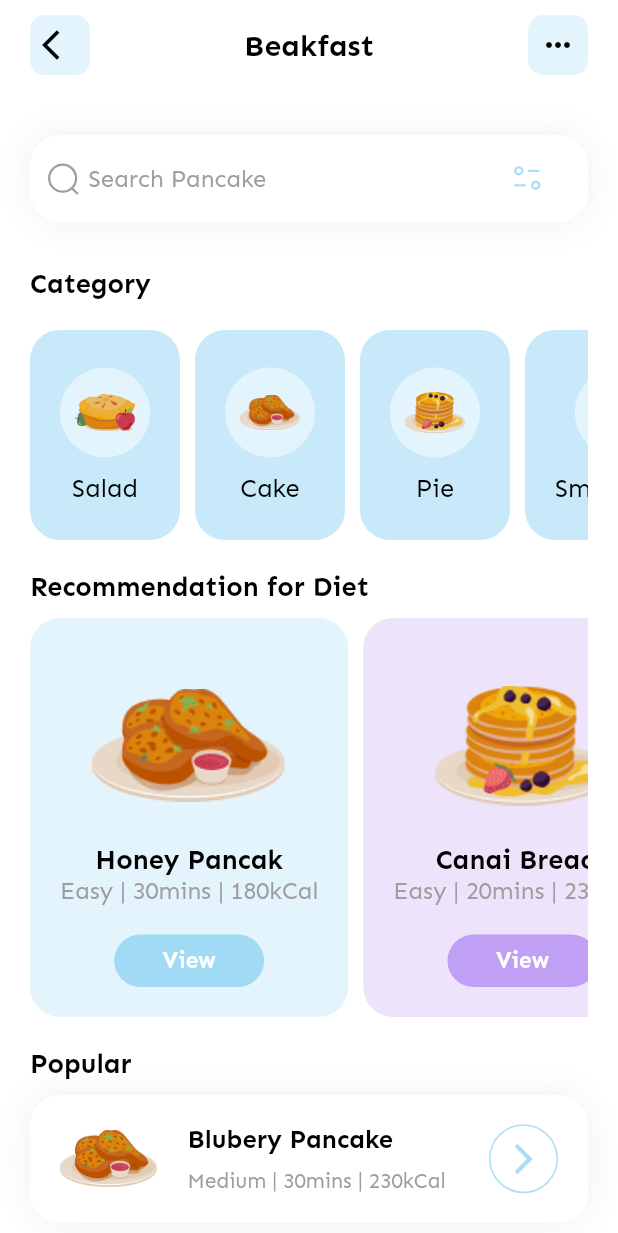
After one commit to nguyenminhhung2011/GHealth, a Flutter app: the CategoryMealScreen screen opened directly, on a phone screen of 412 x 824 dp. The commit adds this screen. Shown: the top 1233 px of the screen. Run offline on Flutter 3.47's test engine with Material 2 defaults, Android fonts, the phone set to English and light mode, and no system bars; our stand-ins replace animated_bottom_navigation_bar, circular_countdown_timer, cloud_firestore, dotted_line, firebase_auth, firebase_core and 6 more; missing offline and left inert: time_chart; accounts and stored records are empty.

Commit message:
Category food screen UI

```diff
--- /dev/null
+++ b/lib/apps/pages/mealPlanner/category_meal_screen.dart
@@ -0,0 +1,463 @@
+import 'package:flutter/material.dart';
+import 'package:flutter/src/foundation/key.dart';
+import 'package:flutter/src/widgets/framework.dart';
+import 'package:flutter_svg/svg.dart';
+import 'package:gold_health/apps/global_widgets/ButtonText.dart';
+
+import '../../template/misc/colors.dart';
+import 'mealPlannerScreen.dart';
+
+class CategoryMealScreen extends StatelessWidget {
+  const CategoryMealScreen({Key? key}) : super(key: key);
+
+  @override
+  Widget build(BuildContext context) {
+    var _heightDevice = MediaQuery.of(context).size.height;
+    var _widthDevice = MediaQuery.of(context).size.width;
+    return Scaffold(
+      backgroundColor: AppColors.mainColor,
+      extendBody: true,
+      body: Stack(
+        children: [
+          Container(
+            width: _widthDevice,
+            height: _heightDevice,
+            decoration: BoxDecoration(
+              color: AppColors.mainColor,
+            ),
+          ),
+          Container(
+            child: Container(
+              decoration: BoxDecoration(
+                color: Colors.transparent,
+              ),
+              child: ListView(
+                physics: BouncingScrollPhysics(
+                  parent: AlwaysScrollableScrollPhysics(),
+                ),
+                children: [
+                  Column(
+                    mainAxisAlignment: MainAxisAlignment.spaceAround,
+                    children: [
+                      ConstrainedBox(
+                        constraints: BoxConstraints(minHeight: _heightDevice),
+                        child: Container(
+                          width: double.maxFinite,
+                          padding: EdgeInsets.symmetric(
+                            horizontal: 20,
+                            vertical: 10,
+                          ),
+                          decoration: BoxDecoration(
+                            color: AppColors.mainColor,
+                          ),
+                          child: SingleChildScrollView(
+                            physics: const NeverScrollableScrollPhysics(),
+                            child: Column(
+                              children: [
+                                AppBarDesign(title: 'Beakfast'),
+                                const SizedBox(height: 40),
+                                SearchContainer(widthDevice: _widthDevice),
+                                const SizedBox(height: 30),
+                                Align(
+                                  alignment: Alignment.centerLeft,
+                                  child: Text(
+                                    'Category',
+                                    style: Theme.of(context)
+                                        .textTheme
+                                        .headline4!
+                                        .copyWith(
+                                          fontSize: 18,
+                                        ),
+                                  ),
+                                ),
+                                const SizedBox(height: 20),
+                                SingleChildScrollView(
+                                  scrollDirection: Axis.horizontal,
+                                  child: Row(
+                                    children: [
+                                      CategoryMealCard(
+                                        imagePath: 'assets/images/break.png',
+                                        name: "Salad",
+                                        press: () {},
+                                      ),
+                                      CategoryMealCard(
+                                        imagePath: 'assets/images/lunch.png',
+                                        name: "Cake",
+                                        press: () {},
+                                      ),
+                                      CategoryMealCard(
+                                        imagePath: 'assets/images/dinner.png',
+                                        name: "Pie",
+                                        press: () {},
+                                      ),
+                                      CategoryMealCard(
+                                        imagePath: 'assets/images/break.png',
+                                        name: "Smoothing",
+                                        press: () {},
+                                      ),
+                                    ],
+                                  ),
+                                ),
+                                const SizedBox(height: 20),
+                                Align(
+                                  alignment: Alignment.centerLeft,
+                                  child: Text(
+                                    'Recommendation for Diet',
+                                    style: Theme.of(context)
+                                        .textTheme
+                                        .headline4!
+                                        .copyWith(
+                                          fontSize: 18,
+                                        ),
+                                  ),
+                                ),
+                                const SizedBox(height: 10),
+                                SingleChildScrollView(
+                                  scrollDirection: Axis.horizontal,
+                                  child: Row(
+                                    children: [
+                                      FoodViewCard(
+                                        nameFoods: 'Honey Pancak',
+                                        imagePath: 'assets/images/lunch.png',
+                                        level: "Easy",
+                                        time: 30,
+                                        kCal: 180,
+                                        press: () {},
+                                        checkCOlor: 0,
+                                      ),
+                                      FoodViewCard(
+                                        nameFoods: 'Canai Breach',
+                                        imagePath: 'assets/images/dinner.png',
+                                        level: "Easy",
+                                        time: 20,
+                                        kCal: 230,
+                                        press: () {},
+                                        checkCOlor: 1,
+                                      ),
+                                      FoodViewCard(
+                                        nameFoods: 'Honey Pancak',
+                                        imagePath: 'assets/images/lunch.png',
+                                        level: "Easy",
+                                        time: 30,
+                                        kCal: 180,
+                                        press: () {},
+                                        checkCOlor: 0,
+                                      ),
+                                    ],
+                                  ),
+                                ),
+                                const SizedBox(height: 20),
+                                Align(
+                                  alignment: Alignment.centerLeft,
+                                  child: Text(
+                                    'Popular',
+                                    style: Theme.of(context)
+                                        .textTheme
+                                        .headline4!
+                                        .copyWith(
+                                          fontSize: 18,
+                                        ),
+                                  ),
+                                ),
+                                const SizedBox(height: 10),
+                                Column(
+                                  children: [
+                                    PopularFoodCard(
+                                      widthDevice: _widthDevice,
+                                      title: 'Blubery Pancake',
+                                      time: 30,
+                                      imagePath: 'assets/images/lunch.png',
+                                      press: () {},
+                                      level: 'Medium',
+                                      kCal: 230,
+                                    )
+                                  ],
+                                ),
+                              ],
+                            ),
+                          ),
+                        ),
+                      )
+                    ],
+                  )
+                ],
+              ),
+            ),
+          ),
+        ],
+      ),
+    );
+  }
+}
+
+class FoodViewCard extends StatelessWidget {
+  const FoodViewCard({
+    Key? key,
+    required this.nameFoods,
+    required this.level,
+    required this.time,
+    required this.kCal,
+    required this.press,
+    required this.checkCOlor,
+    required this.imagePath,
+  }) : super(key: key);
+  final String nameFoods;
+  final String imagePath;
+  final String level;
+  final int time;
+  final int kCal;
+  final Function() press;
+  final int checkCOlor;
+  @override
+  Widget build(BuildContext context) {
+    return Container(
+      padding: const EdgeInsets.symmetric(horizontal: 20, vertical: 20),
+      margin: const EdgeInsets.only(right: 10),
+      decoration: BoxDecoration(
+        borderRadius: BorderRadius.circular(20),
+        color: (checkCOlor == 0)
+            ? AppColors.primaryColor1.withOpacity(0.2)
+            : AppColors.primaryColor2.withOpacity(0.2),
+      ),
+      child: Column(
+        children: [
+          Image.asset(
+            imagePath,
+            width: 130,
+            height: 130,
+          ),
+          Text(
+            nameFoods,
+            style: TextStyle(
+              color: Colors.black,
+              fontWeight: FontWeight.w600,
+              fontSize: 18,
+            ),
+          ),
+          Text(
+            '${level} | ${time}mins | ${kCal}kCal',
+            style: TextStyle(
+              color: Colors.grey,
+              fontWeight: FontWeight.w500,
+              fontSize: 16,
+            ),
+          ),
+          const SizedBox(height: 20),
+          ButtonText(
+            press: press,
+            title: 'View',
+            color: (checkCOlor == 0)
+                ? AppColors.primaryColor1
+                : AppColors.primaryColor2,
+          )
+        ],
+      ),
+    );
+  }
+}
+
+class CategoryMealCard extends StatelessWidget {
+  const CategoryMealCard({
+    Key? key,
+    required this.imagePath,
+    required this.name,
+    required this.press,
+  }) : super(key: key);
+  final String imagePath;
+  final String name;
+  final Function() press;
+  @override
+  Widget build(BuildContext context) {
+    return Padding(
+      padding: const EdgeInsets.only(right: 10),
+      child: InkWell(
+        borderRadius: BorderRadius.circular(20),
+        onTap: press,
+        child: Container(
+          padding: const EdgeInsets.symmetric(horizontal: 20, vertical: 25),
+          decoration: BoxDecoration(
+              borderRadius: BorderRadius.circular(20),
+              color: AppColors.primaryColor1.withOpacity(0.4)),
+          child: Column(
+            children: [
+              Container(
+                padding: const EdgeInsets.all(10),
+                decoration: BoxDecoration(
+                  shape: BoxShape.circle,
+                  color: Colors.white.withOpacity(0.5),
+                ),
+                child: Image.asset(
+                  imagePath,
+                  height: 40,
+                  width: 40,
+                ),
+              ),
+              const SizedBox(height: 10),
+              Text(
+                name,
+                style: TextStyle(
+                  color: Colors.black,
+                  fontSize: 17,
+                ),
+              )
+            ],
+          ),
+        ),
+      ),
+    );
+  }
+}
+
+class SearchContainer extends StatelessWidget {
+  const SearchContainer({
+    Key? key,
+    required double widthDevice,
+  })  : _widthDevice = widthDevice,
+        super(key: key);
+
+  final double _widthDevice;
+
+  @override
+  Widget build(BuildContext context) {
+    return Container(
+      width: _widthDevice,
+      padding: const EdgeInsets.symmetric(vertical: 5, horizontal: 10),
+      decoration: BoxDecoration(
+        borderRadius: BorderRadius.circular(20),
+        color: Colors.white,
+        boxShadow: [
+          BoxShadow(
+            color: Colors.black.withOpacity(0.03),
+            offset: const Offset(2, 3),
+            blurRadius: 20,
+          ),
+          BoxShadow(
+            color: Colors.black.withOpacity(0.03),
+            offset: Offset(-2, -3),
+            blurRadius: 20,
+          )
+        ],
+      ),
+      child: Row(
+        children: [
+          SvgPicture.asset(
+            'assets/icons/Search.svg',
+            color: Colors.grey,
+          ),
+          const SizedBox(width: 5),
+          Container(
+            width: _widthDevice - 150,
+            //color: Colors.red,
+            child: TextFormField(
+              decoration: InputDecoration(
+                hintText: 'Search Pancake',
+                hintStyle: TextStyle(color: Colors.grey),
+                border: InputBorder.none,
+              ),
+            ),
+          ),
+          Expanded(
+            child: IconButton(
+              onPressed: () {},
+              icon: SvgPicture.asset(
+                'assets/icons/Filter.svg',
+                color: AppColors.primaryColor1,
+              ),
+            ),
+          )
+        ],
+      ),
+    );
+  }
+}
+
+class PopularFoodCard extends StatelessWidget {
+  const PopularFoodCard({
+    Key? key,
+    required double widthDevice,
+    required this.title,
+    required this.time,
+    required this.imagePath,
+    required this.press,
+    required this.level,
+    required this.kCal,
+  })  : _widthDevice = widthDevice,
+        super(key: key);
+
+  final double _widthDevice;
+  final String title;
+  final String level;
+  final int time;
+  final int kCal;
+  final String imagePath;
+  final Function() press;
+  @override
+  Widget build(BuildContext context) {
+    return Container(
+      width: _widthDevice,
+      padding: const EdgeInsets.symmetric(
+        vertical: 10,
+        horizontal: 20,
+      ),
+      decoration: BoxDecoration(
+        borderRadius: BorderRadius.circular(20),
+        color: Colors.white,
+        boxShadow: [
+          BoxShadow(
+            color: Colors.black.withOpacity(0.03),
+            offset: const Offset(2, 3),
+            blurRadius: 20,
+          ),
+          BoxShadow(
+            color: Colors.black.withOpacity(0.03),
+            offset: Offset(-2, -3),
+            blurRadius: 20,
+          )
+        ],
+      ),
+      child: Row(
+        children: [
+          Image.asset(imagePath, width: 65, height: 65),
+          const SizedBox(width: 20),
+          Column(
+            crossAxisAlignment: CrossAxisAlignment.start,
+            children: [
+              Text(
+                title,
+                style: TextStyle(
+                  color: Colors.black,
+                  fontWeight: FontWeight.bold,
+                  fontSize: 17,
+                ),
+              ),
+              const SizedBox(height: 10),
+              Text(
+                '${level} | ${time}mins | ${kCal}kCal',
+                style: TextStyle(
+                  color: Colors.grey,
+                  fontWeight: FontWeight.w500,
+                ),
+              ),
+            ],
+          ),
+          Spacer(),
+          InkWell(
+            borderRadius: BorderRadius.circular(13),
+            onTap: press,
+            child: Container(
+              padding: const EdgeInsets.all(10),
+              decoration: BoxDecoration(
+                shape: BoxShape.circle,
+                border: Border.all(width: 1, color: AppColors.primaryColor1),
+              ),
+              child: Icon(
+                Icons.arrow_forward_ios,
+                color: AppColors.primaryColor1,
+              ),
+            ),
+          ),
+        ],
+      ),
+    );
+  }
+}
--- a/lib/apps/pages/mealPlanner/mealPlannerScreen.dart
+++ b/lib/apps/pages/mealPlanner/mealPlannerScreen.dart
@@ -12,6 +12,7 @@ import 'package:percent_indicator/percent_indicator.dart';
 import '../../global_widgets/ButtonText.dart';
 import '../../template/misc/colors.dart';
 import '../dashboard/activity_trackerScreen.dart';
+import 'category_meal_screen.dart';
 
 class MealPlannerScreen extends StatelessWidget {
   const MealPlannerScreen({Key? key}) : super(key: key);
@@ -60,7 +61,7 @@ class MealPlannerScreen extends StatelessWidget {
                             physics: const NeverScrollableScrollPhysics(),
                             child: Column(
                               children: [
-                                AppBar(),
+                                AppBarDesign(title: 'Meal Planner'),
                                 const SizedBox(height: 20),
                                 Row(
                                   children: [
@@ -211,7 +212,15 @@ class MealPlannerScreen extends StatelessWidget {
                                         color_btn: AppColors.primaryColor1,
                                         collect: 'Breakfast',
                                         noFoods: 120,
-                                        press: () {},
+                                        press: () {
+                                          Navigator.push(
+                                            context,
+                                            MaterialPageRoute(
+                                              builder: (context) =>
+                                                  CategoryMealScreen(),
+                                            ),
+                                          );
+                                        },
                                       ),
                                       const SizedBox(width: 10),
                                       MealSelect(
@@ -253,11 +262,12 @@ class MealPlannerScreen extends StatelessWidget {
   }
 }
 
-class AppBar extends StatelessWidget {
-  const AppBar({
+class AppBarDesign extends StatelessWidget {
+  const AppBarDesign({
     Key? key,
+    required this.title,
   }) : super(key: key);
-
+  final String title;
   @override
   Widget build(BuildContext context) {
     return Row(
@@ -280,7 +290,7 @@ class AppBar extends StatelessWidget {
         ),
         Spacer(),
         Text(
-          'Meal Planner',
+          title,
           style: TextStyle(
             color: Colors.black,
             fontWeight: FontWeight.bold,
```
Also changed, not shown: assets/icons/Filter.svg (added), assets/icons/Search.svg (added).
